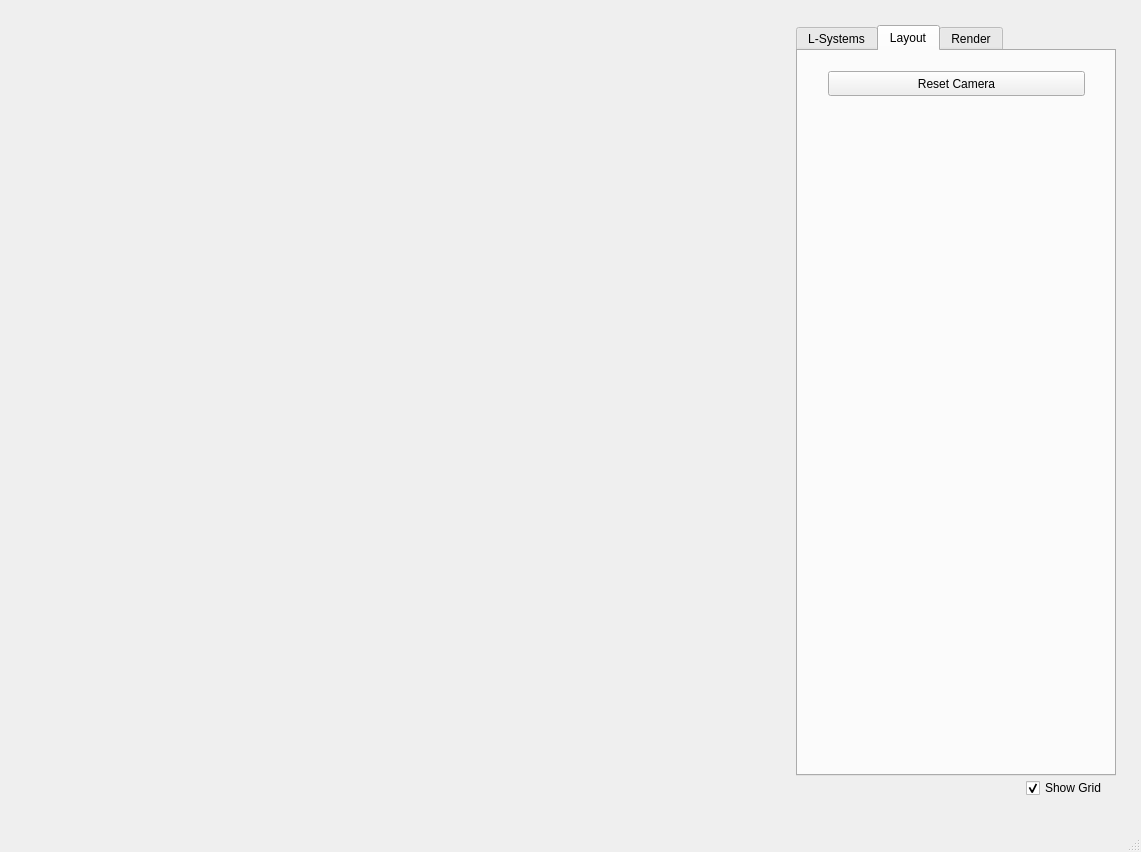
Qt form ForestGenerator/ui/MainWindow.ui (BenCarey88/ForestGenerator) before a commit.
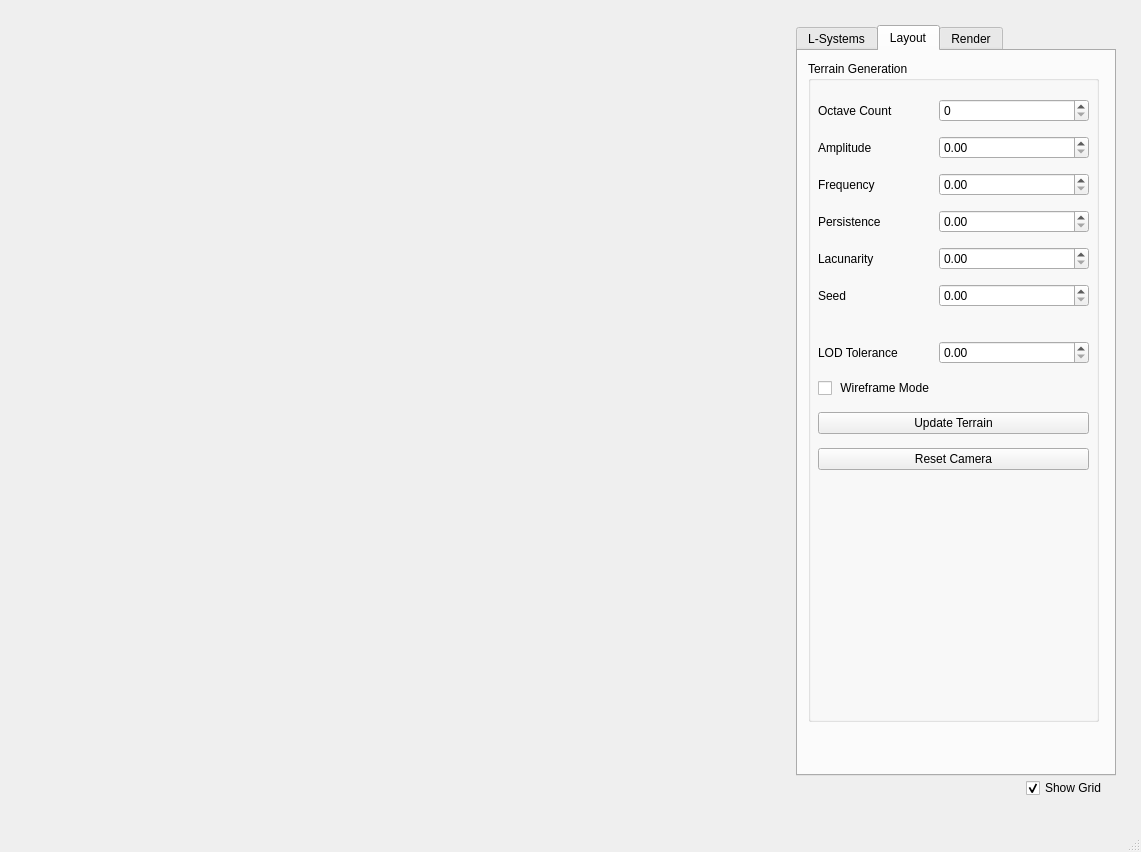
The same form after that commit. The open tabs and pages were chosen to show the change.

Commit message:
Got all the basic terrain generation ui stuff hooked up (and sorted the tabbing order for now) - just need to get the start values and increment values all set up (one of the things I need to do is multiply the frequency (and maybe amplitude? + maybe some others?) by some base value so that the user specified one doesn't always need to be super low).
Also: I should add terrain size and terrain dimension (but with a better
name) paramaters to the ui too

Diff of the .ui file:
```diff
--- a/ForestGenerator/ui/MainWindow.ui
+++ b/ForestGenerator/ui/MainWindow.ui
@@ -722,18 +722,256 @@
         <attribute name="title">
          <string>Layout</string>
         </attribute>
-        <widget class="QPushButton" name="m_resetCamera_layout">
+        <widget class="QGroupBox" name="terrainGenerationBox">
          <property name="geometry">
           <rect>
-           <x>30</x>
-           <y>20</y>
-           <width>257</width>
-           <height>25</height>
+           <x>10</x>
+           <y>10</y>
+           <width>291</width>
+           <height>661</height>
           </rect>
          </property>
-         <property name="text">
-          <string>Reset Camera</string>
+         <property name="title">
+          <string>Terrain Generation</string>
          </property>
+         <widget class="QWidget" name="verticalLayoutWidget">
+          <property name="geometry">
+           <rect>
+            <x>10</x>
+            <y>30</y>
+            <width>271</width>
+            <height>391</height>
+           </rect>
+          </property>
+          <layout class="QVBoxLayout" name="verticalLayout">
+           <item>
+            <layout class="QHBoxLayout" name="octaveCountBox">
+             <item>
+              <widget class="QLabel" name="octaveCountLabel">
+               <property name="text">
+                <string>Octave Count</string>
+               </property>
+              </widget>
+             </item>
+             <item>
+              <widget class="QSpinBox" name="m_octaves">
+               <property name="sizePolicy">
+                <sizepolicy hsizetype="Fixed" vsizetype="Fixed">
+                 <horstretch>0</horstretch>
+                 <verstretch>0</verstretch>
+                </sizepolicy>
+               </property>
+               <property name="minimumSize">
+                <size>
+                 <width>150</width>
+                 <height>0</height>
+                </size>
+               </property>
+              </widget>
+             </item>
+            </layout>
+           </item>
+           <item>
+            <layout class="QHBoxLayout" name="amplitudeBox">
+             <item>
+              <widget class="QLabel" name="amplitudeLabel">
+               <property name="text">
+                <string>Amplitude</string>
+               </property>
+              </widget>
+             </item>
+             <item>
+              <widget class="QDoubleSpinBox" name="m_amplitude">
+               <property name="sizePolicy">
+                <sizepolicy hsizetype="Fixed" vsizetype="Fixed">
+                 <horstretch>0</horstretch>
+                 <verstretch>0</verstretch>
+                </sizepolicy>
+               </property>
+               <property name="minimumSize">
+                <size>
+                 <width>150</width>
+                 <height>0</height>
+                </size>
+               </property>
+              </widget>
+             </item>
+            </layout>
+           </item>
+           <item>
+            <layout class="QHBoxLayout" name="frequencyBox">
+             <item>
+              <widget class="QLabel" name="frequencyLabel">
+               <property name="text">
+                <string>Frequency</string>
+               </property>
+              </widget>
+             </item>
+             <item>
+              <widget class="QDoubleSpinBox" name="m_frequency">
+               <property name="sizePolicy">
+                <sizepolicy hsizetype="Fixed" vsizetype="Fixed">
+                 <horstretch>0</horstretch>
+                 <verstretch>0</verstretch>
+                </sizepolicy>
+               </property>
+               <property name="minimumSize">
+                <size>
+                 <width>150</width>
+                 <height>0</height>
+                </size>
+               </property>
+              </widget>
+             </item>
+            </layout>
+           </item>
+           <item>
+            <layout class="QHBoxLayout" name="persistenceBox">
+             <item>
+              <widget class="QLabel" name="persistenceLabel">
+               <property name="text">
+                <string>Persistence</string>
+               </property>
+              </widget>
+             </item>
+             <item>
+              <widget class="QDoubleSpinBox" name="m_persistence">
+               <property name="sizePolicy">
+                <sizepolicy hsizetype="Fixed" vsizetype="Fixed">
+                 <horstretch>0</horstretch>
+                 <verstretch>0</verstretch>
+                </sizepolicy>
+               </property>
+               <property name="minimumSize">
+                <size>
+                 <width>150</width>
+                 <height>0</height>
+                </size>
+               </property>
+              </widget>
+             </item>
+            </layout>
+           </item>
+           <item>
+            <layout class="QHBoxLayout" name="lacunarityBox">
+             <item>
+              <widget class="QLabel" name="lacunarityLabel">
+               <property name="text">
+                <string>Lacunarity</string>
+               </property>
+              </widget>
+             </item>
+             <item>
+              <widget class="QDoubleSpinBox" name="m_lacunarity">
+               <property name="sizePolicy">
+                <sizepolicy hsizetype="Fixed" vsizetype="Fixed">
+                 <horstretch>0</horstretch>
+                 <verstretch>0</verstretch>
+                </sizepolicy>
+               </property>
+               <property name="minimumSize">
+                <size>
+                 <width>150</width>
+                 <height>0</height>
+                </size>
+               </property>
+              </widget>
+             </item>
+            </layout>
+           </item>
+           <item>
+            <layout class="QHBoxLayout" name="terrainSeedBox">
+             <item>
+              <widget class="QLabel" name="terrainSeedLabel">
+               <property name="text">
+                <string>Seed</string>
+               </property>
+              </widget>
+             </item>
+             <item>
+              <widget class="QDoubleSpinBox" name="m_terrainSeed">
+               <property name="sizePolicy">
+                <sizepolicy hsizetype="Fixed" vsizetype="Fixed">
+                 <horstretch>0</horstretch>
+                 <verstretch>0</verstretch>
+                </sizepolicy>
+               </property>
+               <property name="minimumSize">
+                <size>
+                 <width>150</width>
+                 <height>0</height>
+                </size>
+               </property>
+              </widget>
+             </item>
+            </layout>
+           </item>
+           <item>
+            <spacer name="verticalSpacer_3">
+             <property name="orientation">
+              <enum>Qt::Vertical</enum>
+             </property>
+             <property name="sizeType">
+              <enum>QSizePolicy::Fixed</enum>
+             </property>
+             <property name="sizeHint" stdset="0">
+              <size>
+               <width>20</width>
+               <height>20</height>
+              </size>
+             </property>
+            </spacer>
+           </item>
+           <item>
+            <layout class="QHBoxLayout" name="toleranceBox">
+             <item>
+              <widget class="QLabel" name="toleranceLabel">
+               <property name="text">
+                <string>LOD Tolerance</string>
+               </property>
+              </widget>
+             </item>
+             <item>
+              <widget class="QDoubleSpinBox" name="m_tolerance">
+               <property name="sizePolicy">
+                <sizepolicy hsizetype="Fixed" vsizetype="Fixed">
+                 <horstretch>0</horstretch>
+                 <verstretch>0</verstretch>
+                </sizepolicy>
+               </property>
+               <property name="minimumSize">
+                <size>
+                 <width>150</width>
+                 <height>0</height>
+                </size>
+               </property>
+              </widget>
+             </item>
+            </layout>
+           </item>
+           <item>
+            <widget class="QCheckBox" name="m_wireframe">
+             <property name="text">
+              <string> Wireframe Mode</string>
+             </property>
+            </widget>
+           </item>
+           <item>
+            <widget class="QPushButton" name="m_updateTerrain">
+             <property name="text">
+              <string>Update Terrain</string>
+             </property>
+            </widget>
+           </item>
+           <item>
+            <widget class="QPushButton" name="m_resetCamera_layout">
+             <property name="text">
+              <string>Reset Camera</string>
+             </property>
+            </widget>
+           </item>
+          </layout>
+         </widget>
         </widget>
        </widget>
        <widget class="QWidget" name="tab_5">
```
Left out of the diff: 137 changed lines with no effect on the pictures. The commit also changes 4 other files.
